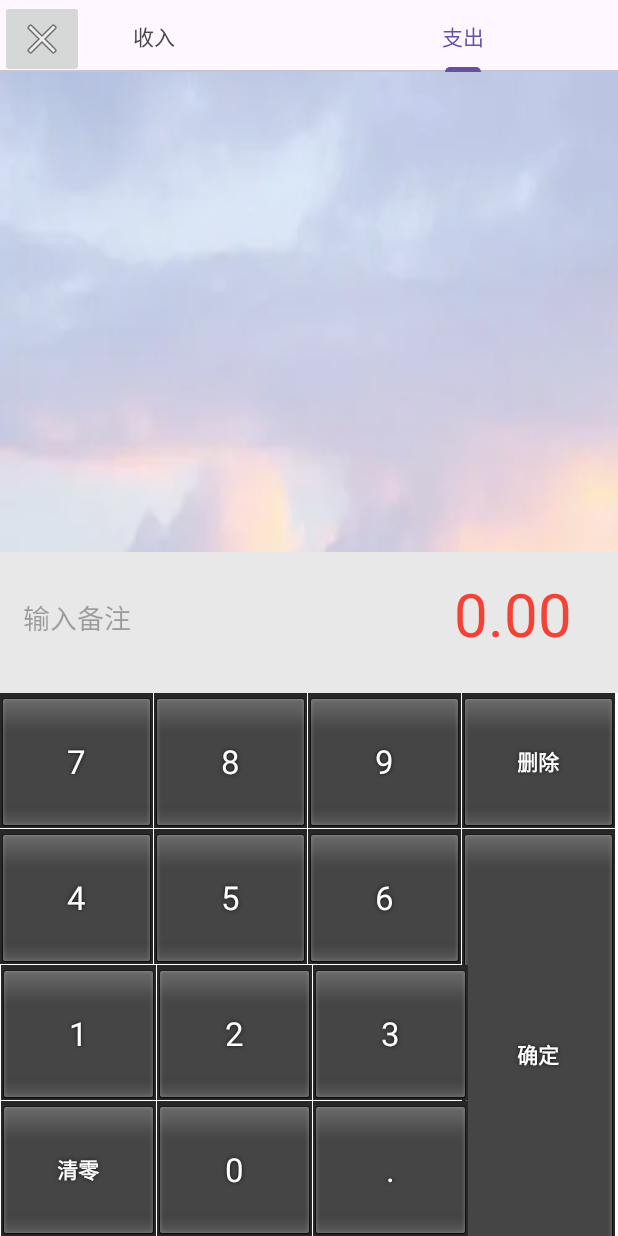
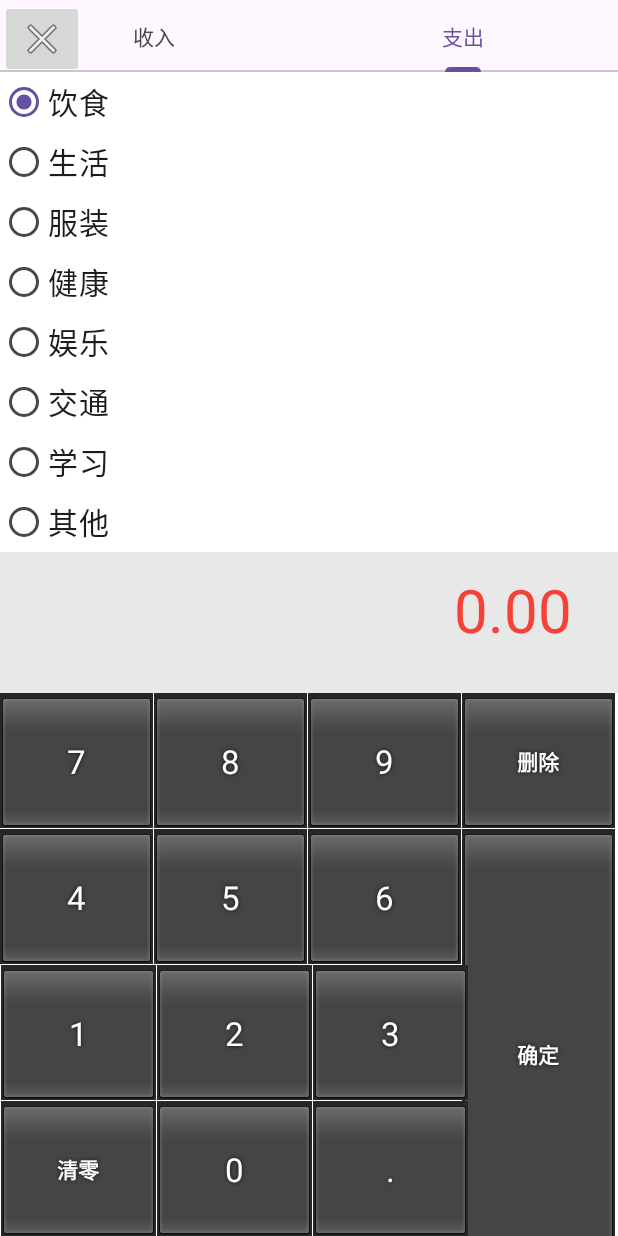
Before and after one commit to dyrrrrrr/work, an Android app: the shouru screen opened directly, with no data from a screen before it, tab 2 chosen, on a phone screen of 412 x 824 dp. Run offline under Robolectric (Android 15) with nearby library versions, the phone set to English and light mode, and no system bars.

Commit message:
收支种类

```diff
--- a/app/src/main/java/com/example/myapplication/DBHelper.java
+++ b/app/src/main/java/com/example/myapplication/DBHelper.java
@@ -21,7 +21,7 @@ public class DBHelper extends SQLiteOpenHelper{
     @Override
     public void onCreate(SQLiteDatabase db) {//创建数据库
         db.execSQL("CREATE TABLE "+USER+"(USERNAME TEXT primary key,PASSWORD TEXT NOT NULL)");
-        db.execSQL("CREATE TABLE "+MONEY+"(USERNAME TEXT,ASPECT TEXT,NUM REAL,TIME TEXT,BANK TEXT,NOTE TEXT)");
+        db.execSQL("CREATE TABLE "+MONEY+"(USERNAME TEXT,ASPECT TEXT,NUM REAL,TIME TEXT)");
     }
 
     @Override
--- a/app/src/main/java/com/example/myapplication/shouru.java
+++ b/app/src/main/java/com/example/myapplication/shouru.java
@@ -91,12 +91,17 @@ public class shouru extends Fragment {
         });
 
         jp.setOnEnsureListener(new jianpan.OnEnsureListener() {
+
             @Override
             public void onEnsure() {
                 String nowmoney=moneynum.getText().toString();
                 if(TextUtils.isEmpty(nowmoney)||nowmoney.equals("0")) {
                     getActivity().finish();
                     return;
+                }else{
+                    //将数值、备注存在数据库
+                    double amount = Double.parseDouble(nowmoney);
+
                 }
                 getActivity().finish();
             }
--- a/app/src/main/res/layout/activity_addact.xml
+++ b/app/src/main/res/layout/activity_addact.xml
@@ -5,7 +5,6 @@
     android:id="@+id/main"
     android:layout_width="match_parent"
     android:layout_height="match_parent"
-    android:background="@drawable/sky"
     tools:context=".addact">
     <View
         android:layout_width="match_parent"
--- a/app/src/main/res/layout/fragment_zhichu.xml
+++ b/app/src/main/res/layout/fragment_zhichu.xml
@@ -14,7 +14,88 @@
 
         <androidx.constraintlayout.widget.ConstraintLayout
             android:layout_width="match_parent"
-            android:layout_height="320dp">
+            android:layout_height="320dp"
+            >
+
+            <RadioGroup
+                android:id="@+id/radioGroup2"
+                android:layout_width="match_parent"
+                android:layout_height="wrap_content"
+                android:orientation="vertical"
+                android:background="#FFFFFF"
+                android:checkedButton="@+id/cat1"
+                tools:ignore="MissingConstraints">
+
+                <RadioButton
+                    android:id="@+id/cat1"
+                    android:layout_width="100dp"
+                    android:layout_height="80dp"
+                    android:layout_weight="1"
+                    android:text="饮食"
+                    android:textSize="20sp" />
+
+                <RadioButton
+                        android:id="@+id/cat2"
+                        android:layout_width="100dp"
+                        android:layout_height="80dp"
+                        android:layout_weight="1"
+                        android:textSize="20sp"
+                        android:text="生活" />
+
+                <RadioButton
+                        android:id="@+id/cat3"
+                        android:layout_width="100dp"
+                        android:textSize="20sp"
+                        android:layout_height="80dp"
+                        android:layout_weight="1"
+                        android:text="服装" />
+
+                    <RadioButton
+                        android:id="@+id/cat4"
+                        android:layout_width="100dp"
+                        android:layout_height="80dp"
+                        android:layout_weight="1"
+                        android:textSize="20sp"
+                        android:text="健康" />
+
+
+
+                    <RadioButton
+                        android:id="@+id/cat5"
+                        android:layout_width="100dp"
+                        android:textSize="20sp"
+                        android:layout_height="80dp"
+                        android:layout_weight="1"
+                        android:text="娱乐" />
+
+                    <RadioButton
+                        android:id="@+id/cat6"
+                        android:layout_width="100dp"
+                        android:textSize="20sp"
+                        android:layout_height="80dp"
+                        android:layout_weight="1"
+                        android:text="交通" />
+
+
+                    <RadioButton
+                        android:id="@+id/cat7"
+                        android:layout_width="100dp"
+                        android:textSize="20sp"
+                        android:layout_height="80dp"
+                        android:layout_weight="1"
+                        android:text="学习" />
+
+                    <RadioButton
+                        android:id="@+id/cat8"
+                        android:layout_width="100dp"
+                        android:textSize="20sp"
+                        android:layout_height="80dp"
+                        android:layout_weight="1"
+                        android:text="其他" />
+
+
+
+            </RadioGroup>
 
         </androidx.constraintlayout.widget.ConstraintLayout>
 
@@ -22,18 +103,6 @@
             android:layout_width="match_parent"
             android:background="#E8E8E8"
             android:layout_height="match_parent">
-
-            <EditText
-                android:id="@+id/notes"
-                android:layout_width="270dp"
-                android:layout_height="wrap_content"
-                android:layout_marginStart="15dp"
-                android:layout_marginTop="20dp"
-                android:background="#00FFFFFF"
-                android:hint="输入备注"
-                android:minHeight="48dp"
-                app:layout_constraintStart_toStartOf="parent"
-                app:layout_constraintTop_toTopOf="parent" />
 
             <EditText
                 android:id="@+id/moneynum"
@@ -47,8 +116,8 @@
                 android:text="0.00"
                 android:textColor="#F44336"
                 android:textSize="40sp"
-                app:layout_constraintBottom_toBottomOf="@+id/notes"
-                app:layout_constraintEnd_toEndOf="parent" />
+                app:layout_constraintEnd_toEndOf="parent"
+                app:layout_constraintTop_toTopOf="parent" />
 
             <android.inputmethodservice.KeyboardView
                 android:id="@+id/jianpan"
```
Also changed, not shown: app/src/main/java/com/example/myapplication/moneyitem.java (+4 -19 lines), app/src/main/res/layout/fragment_shouru.xml (+55 -14 lines).
